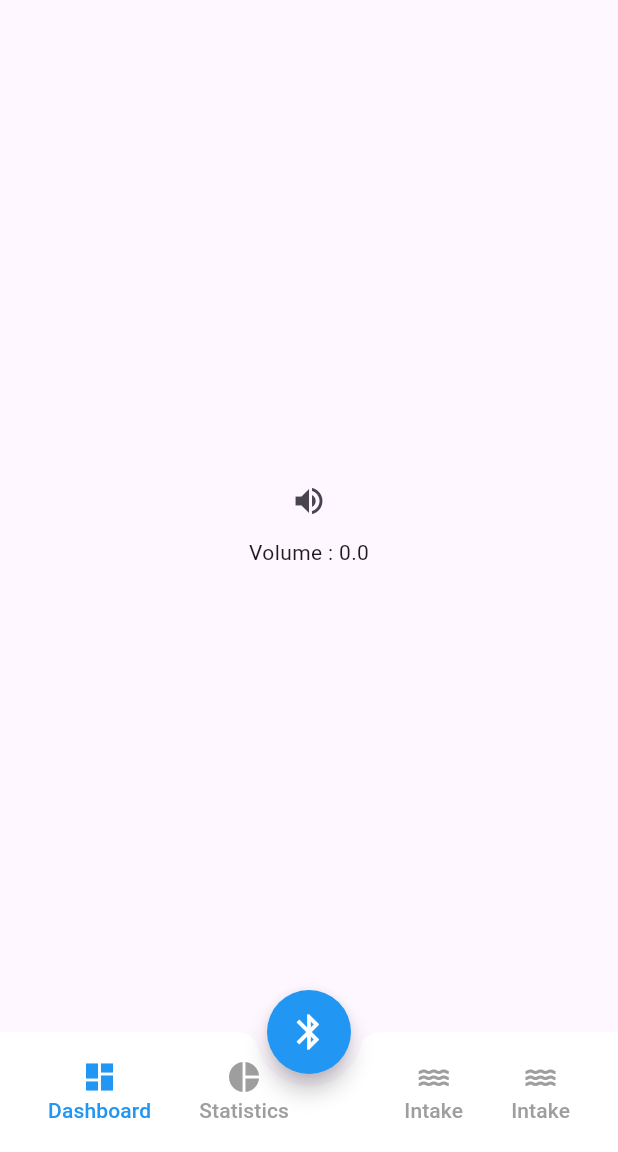
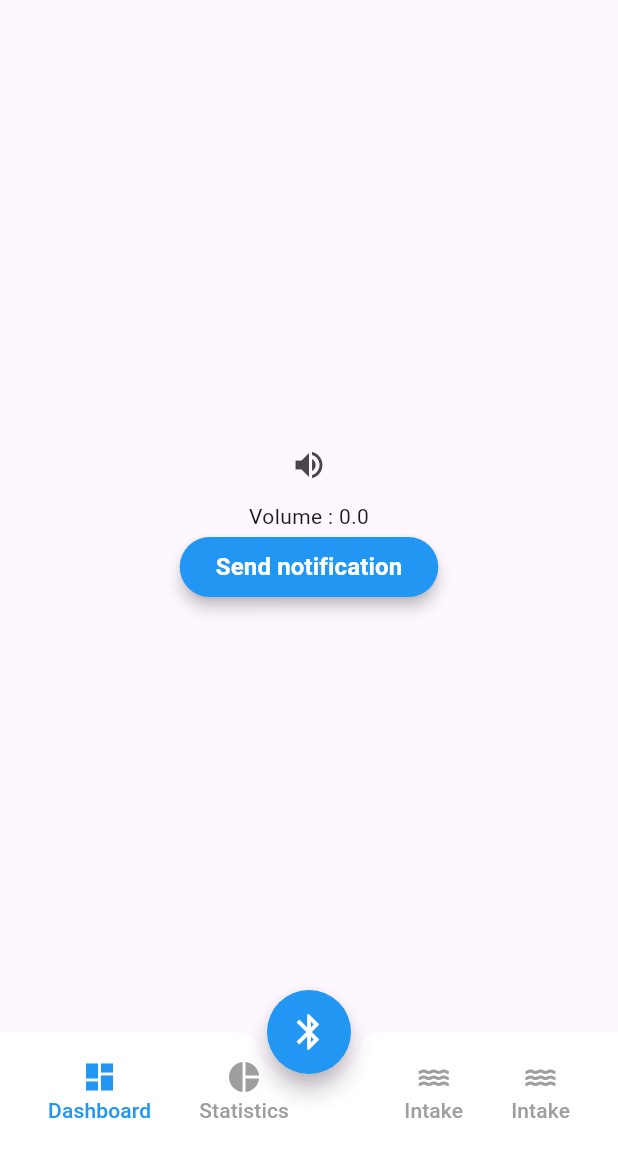
Before and after one commit to ZaBoteru/ZaBoteru-HydrationApp, a Flutter app: the screen it shows after launch, on a phone screen of 412 x 824 dp, the part 84-1236 px from its top. Run offline on Flutter 3.47's test engine with Material 3 defaults, Android fonts, the phone set to English and light mode, and no system bars; our stand-ins replace animated_splash_screen, flutter_local_notifications, lottie; Roboto replaces fonts that are missing (Montserrat).

Commit message:
playing with notifications

```diff
--- a/lib/main.dart
+++ b/lib/main.dart
@@ -1,5 +1,6 @@
 import 'package:animated_splash_screen/animated_splash_screen.dart';
 import 'package:flutter/material.dart';
+import 'package:flutter_local_notifications/flutter_local_notifications.dart';
 import 'package:zaboteru/pages/Dashboard.dart';
 import 'package:zaboteru/pages/NotificationPage.dart';
 import 'package:zaboteru/pages/Settings.dart';
@@ -53,3 +54,6 @@ class ZaBoteru extends StatelessWidget {
     );
   }
 }
+
+final FlutterLocalNotificationsPlugin flutterLocalNotificationsPlugin =
+  FlutterLocalNotificationsPlugin();
--- a/lib/pages/Dashboard.dart
+++ b/lib/pages/Dashboard.dart
@@ -1,4 +1,6 @@
 import 'package:flutter/material.dart';
+import 'package:zaboteru/main.dart';
+import 'package:zaboteru/pages/LocalNotification.dart';
 
 class Dashboard extends StatefulWidget {
   const Dashboard({super.key});
@@ -182,6 +184,13 @@ class DashboardContent extends StatefulWidget {
 }
 
 class _DashboardContentState extends State<DashboardContent> {
+
+  @override
+  void initState() {
+    super.initState();
+    LocalNotification.initialize(flutterLocalNotificationsPlugin);
+  }
+
   @override
   Widget build(BuildContext context) {
     return Column(
@@ -197,6 +206,26 @@ class _DashboardContentState extends State<DashboardContent> {
           },
         ),
         Text('Volume : $_volume'),
+        ElevatedButton(
+          onPressed: () {
+            LocalNotification.showBigTextNotification(
+              title: 'Stay Hydrated!',
+              body: 'You last hydrated 2 hours ago.',
+              flutterLocalNotificationsPlugin: flutterLocalNotificationsPlugin);
+          },
+          style: ElevatedButton.styleFrom(
+            backgroundColor: Colors.blue,
+            elevation: 4,
+          ),
+          child: const Text(
+            'Send notification',
+            style: TextStyle(
+              fontSize: 16,
+              fontWeight: FontWeight.bold,
+              color: Colors.white,
+            ),
+          ),
+        ),
       ],
     );
   }
--- /dev/null
+++ b/lib/pages/LocalNotification.dart
@@ -0,0 +1,43 @@
+import 'package:flutter_local_notifications/flutter_local_notifications.dart';
+
+class LocalNotification {
+  static Future initialize (FlutterLocalNotificationsPlugin flutterLocalNotificationsPlugin) async {
+    var androidInitialize = const AndroidInitializationSettings('mipmap/ic_launcher');
+    DarwinInitializationSettings initializationSettingsDarwin =
+      const DarwinInitializationSettings();
+
+      var initializationSettings = InitializationSettings(
+        android: androidInitialize, iOS: initializationSettingsDarwin
+      );
+
+      await flutterLocalNotificationsPlugin.initialize(initializationSettings);
+  }
+
+  static Future showBigTextNotification({
+    var id = 0,
+    required String title,
+    required String body,
+    var payload,
+    required FlutterLocalNotificationsPlugin flutterLocalNotificationsPlugin,
+  }) async {
+    AndroidNotificationDetails androidNotificationDetails = const AndroidNotificationDetails(
+      'you_can_name_it_whatever!',
+      'channel_name',
+      playSound: true,
+      importance: Importance.max,
+      priority: Priority.high,
+    );
+
+    const DarwinNotificationDetails darwinNotificationDetails =
+      DarwinNotificationDetails(
+        presentSound: false,
+    );
+
+    var not = NotificationDetails(
+      android: androidNotificationDetails,
+      iOS: darwinNotificationDetails,
+    );
+
+    await flutterLocalNotificationsPlugin.show(0, title, body, not);
+  }
+}
--- a/lib/pages/notificationCalss.dart
+++ /dev/null
@@ -1,5 +0,0 @@
-import 'package:flutter_local_notifications/flutter_local_notifications.dart';
-
-class NotificationStruct {
-  static final _notificationsStruct = FlutterLocalNotificationsPlugin();
-}
--- a/pubspec.yaml
+++ b/pubspec.yaml
@@ -36,6 +36,7 @@ dependencies:
   google_nav_bar: ^5.0.6
   line_icons: ^2.0.3
   flutter_local_notifications: ^16.2.0
+  awesome_notifications: ^0.8.2
 
   # The following adds the Cupertino Icons font to your application.
   # Use with the CupertinoIcons class for iOS style icons.
```
Also changed, not shown: pubspec.lock, 6 other files.
